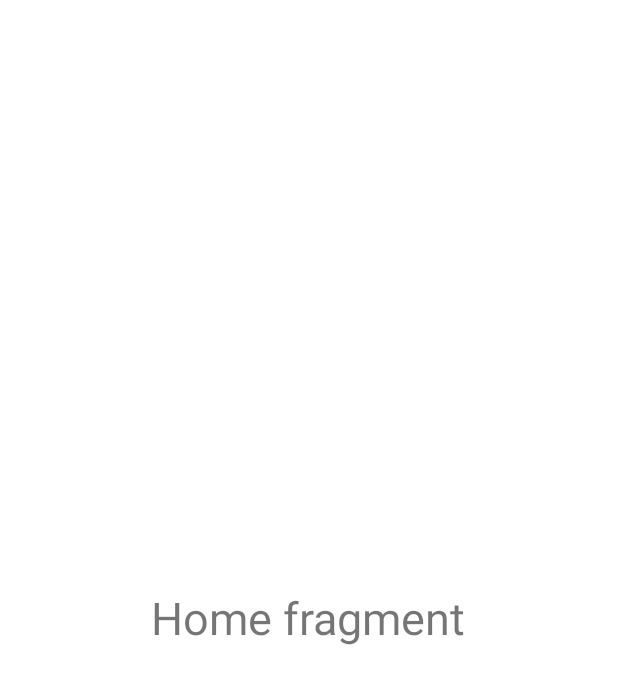
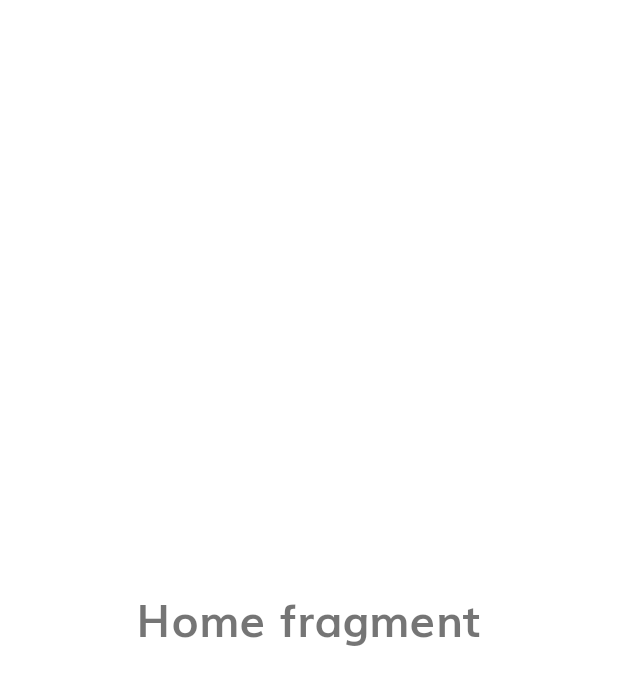
Before and after one commit to LuvukoMbizeni/MyFirstProject, an Android app: the fragment HomeFragment shown on its own in the app's theme, on a phone screen of 412 x 824 dp. Shown: the top 685 px of the screen. Run offline under Robolectric (Android 15) with nearby library versions, the phone set to English and light mode, and no system bars.

Commit message:
Added fontFamily to font

```diff
--- a/app/src/main/res/layout/fragment_home.xml
+++ b/app/src/main/res/layout/fragment_home.xml
@@ -8,7 +8,9 @@
         android:layout_height="wrap_content"
         android:layout_centerInParent="true"
         android:text="@string/home_fragment"
-        android:textSize="30sp" />
+        android:textSize="30sp"
+        android:textStyle="bold"
+        android:fontFamily="@font/Muli-Bold"/>
 
 
 
```
Also changed, not shown: app/src/main/res/font/Muli Italic.ttf (added), app/src/main/res/font/Muli Light Italic.ttf (added), app/src/main/res/font/Muli Light.ttf (added), app/src/main/res/font/Muli-Bold.ttf (added), app/src/main/res/font/Muli-BoldItalic.ttf (added), app/src/main/res/font/Muli-ExtraLight.ttf (added), app/src/main/res/font/Muli-ExtraLightItalic.ttf (added), app/src/main/res/font/Muli-Semi-BoldItalic.ttf (added), app/src/main/res/font/Muli-SemiBold.ttf (added), app/src/main/res/font/Muli.ttf (added).
